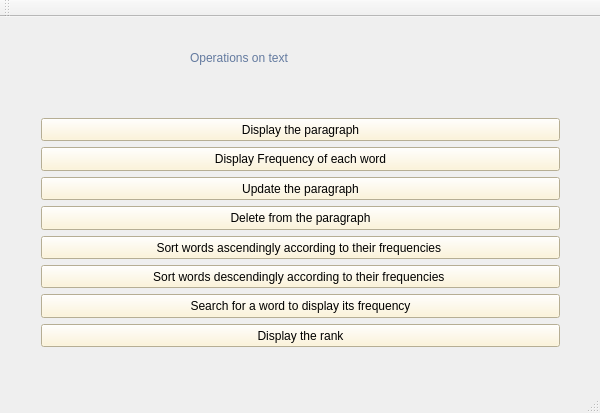
Before: the Qt Designer form OperationsPage.ui in Rrr3rrr2004/Word-Frequency-Count, drawn with Qt 5.
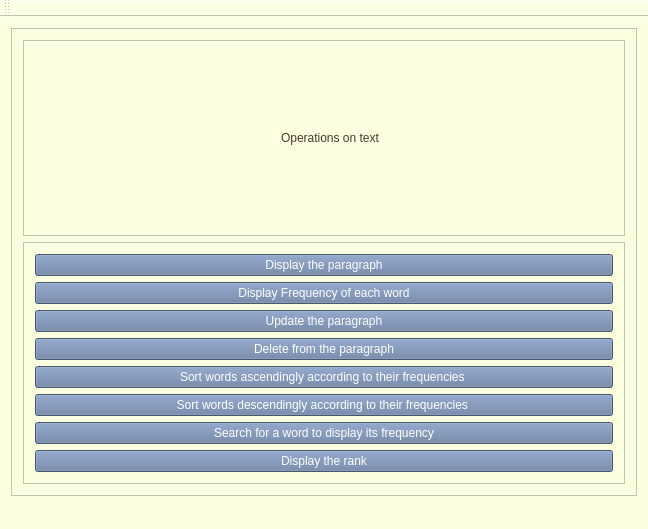
After: the same form once the commit is applied.

```diff
--- a/OperationsPage.ui
+++ b/OperationsPage.ui
@@ -6,25 +6,97 @@
    <rect>
     <x>0</x>
     <y>0</y>
-    <width>600</width>
-    <height>413</height>
+    <width>648</width>
+    <height>529</height>
    </rect>
   </property>
   <property name="windowTitle">
    <string>OperationsPage</string>
   </property>
+  <property name="styleSheet">
+   <string notr="true">background-color: rgb(252, 255, 224);</string>
+  </property>
   <widget class="QWidget" name="centralWidget">
-   <widget class="QWidget" name="verticalLayoutWidget">
-    <property name="geometry">
-     <rect>
-      <x>30</x>
-      <y>90</y>
-      <width>541</width>
-      <height>251</height>
-     </rect>
-    </property>
-    <layout class="QVBoxLayout" name="verticalLayout">
-     <item>
+   <layout class="QGridLayout" name="gridLayout_4">
+    <item row="0" column="0">
+     <widget class="QFrame" name="frame">
+      <property name="frameShape">
+       <enum>QFrame::Shape::StyledPanel</enum>
+      </property>
+      <property name="frameShadow">
+       <enum>QFrame::Shadow::Raised</enum>
+      </property>
+      <layout class="QGridLayout" name="gridLayout_3">
+       <item row="0" column="0">
+        <widget class="QFrame" name="frame_2">
+         <property name="frameShape">
+          <enum>QFrame::Shape::StyledPanel</enum>
+         </property>
+         <property name="frameShadow">
+          <enum>QFrame::Shadow::Raised</enum>
+         </property>
+         <layout class="QGridLayout" name="gridLayout">
+          <item row="0" column="2">
+           <widget class="QLabel" name="title">
+            <property name="cursor">
+             <cursorShape>ArrowCursor</cursorShape>
+            </property>
+            <property name="styleSheet">
+             <string notr="true">font: 30pt &quot;Stencil&quot;;
+color: rgb(73, 57, 44);
+</string>
+            </property>
+            <property name="text">
+             <string>Operations on text</string>
+            </property>
+           </widget>
+          </item>
+          <item row="0" column="1">
+           <widget class="QLabel" name="operation">
+            <property name="text">
+             <string/>
+            </property>
+           </widget>
+          </item>
+          <item row="0" column="0">
+           <spacer name="horizontalSpacer">
+            <property name="orientation">
+             <enum>Qt::Orientation::Horizontal</enum>
+            </property>
+            <property name="sizeHint" stdset="0">
+             <size>
+              <width>40</width>
+              <height>20</height>
+             </size>
+            </property>
+           </spacer>
+          </item>
+          <item row="0" column="3">
+           <spacer name="horizontalSpacer_2">
+            <property name="orientation">
+             <enum>Qt::Orientation::Horizontal</enum>
+            </property>
+            <property name="sizeHint" stdset="0">
+             <size>
+              <width>40</width>
+              <height>20</height>
+             </size>
+            </property>
+           </spacer>
+          </item>
+         </layout>
+        </widget>
+       </item>
+       <item row="1" column="0">
+        <widget class="QFrame" name="frame_3">
+         <property name="frameShape">
+          <enum>QFrame::Shape::StyledPanel</enum>
+         </property>
+         <property name="frameShadow">
+          <enum>QFrame::Shadow::Raised</enum>
+         </property>
+         <layout class="QGridLayout" name="gridLayout_2">
+          <item row="0" column="0">
       <widget class="QPushButton" name="displayPara">
        <property name="sizePolicy">
         <sizepolicy hsizetype="Minimum" vsizetype="Preferred">
@@ -33,15 +105,16 @@
         </sizepolicy>
        </property>
        <property name="styleSheet">
-        <string notr="true">background-color: rgb(255, 243, 207);
-font: 700 10pt &quot;Times New Roman&quot;;</string>
+             <string notr="true">font: 700 15pt &quot;Traditional Arabic&quot;;
+background-color: rgb(99, 122, 159);
+color: rgb(255, 255, 255);</string>
        </property>
        <property name="text">
         <string>Display the paragraph</string>
        </property>
       </widget>
      </item>
-     <item>
+          <item row="1" column="0">
       <widget class="QPushButton" name="displayFreq">
        <property name="sizePolicy">
         <sizepolicy hsizetype="Minimum" vsizetype="Preferred">
@@ -50,15 +123,16 @@
         </sizepolicy>
        </property>
        <property name="styleSheet">
-        <string notr="true">background-color: rgb(255, 243, 207);
-font: 700 10pt &quot;Times New Roman&quot;;</string>
+             <string notr="true">font: 700 15pt &quot;Traditional Arabic&quot;;
+background-color: rgb(99, 122, 159);
+color: rgb(255, 255, 255);</string>
        </property>
        <property name="text">
         <string>Display Frequency of each word</string>
        </property>
       </widget>
      </item>
-     <item>
+          <item row="2" column="0">
       <widget class="QPushButton" name="update">
        <property name="sizePolicy">
         <sizepolicy hsizetype="Minimum" vsizetype="Preferred">
@@ -67,15 +141,16 @@
         </sizepolicy>
        </property>
        <property name="styleSheet">
-        <string notr="true">background-color: rgb(255, 243, 207);
-font: 700 10pt &quot;Times New Roman&quot;;</string>
+             <string notr="true">font: 700 15pt &quot;Traditional Arabic&quot;;
+background-color: rgb(99, 122, 159);
+color: rgb(255, 255, 255);</string>
        </property>
        <property name="text">
         <string>Update the paragraph</string>
        </property>
       </widget>
      </item>
-     <item>
+          <item row="3" column="0">
       <widget class="QPushButton" name="delete_2">
        <property name="sizePolicy">
         <sizepolicy hsizetype="Minimum" vsizetype="Preferred">
@@ -84,15 +159,16 @@
         </sizepolicy>
        </property>
        <property name="styleSheet">
-        <string notr="true">background-color: rgb(255, 243, 207);
-font: 700 10pt &quot;Times New Roman&quot;;</string>
+             <string notr="true">font: 700 15pt &quot;Traditional Arabic&quot;;
+background-color: rgb(99, 122, 159);
+color: rgb(255, 255, 255);</string>
        </property>
        <property name="text">
         <string>Delete from the paragraph</string>
        </property>
       </widget>
      </item>
-     <item>
+          <item row="4" column="0">
       <widget class="QPushButton" name="sortAsc">
        <property name="sizePolicy">
         <sizepolicy hsizetype="Minimum" vsizetype="Preferred">
@@ -101,15 +177,16 @@
         </sizepolicy>
        </property>
        <property name="styleSheet">
-        <string notr="true">background-color: rgb(255, 243, 207);
-font: 700 10pt &quot;Times New Roman&quot;;</string>
+             <string notr="true">font: 700 15pt &quot;Traditional Arabic&quot;;
+background-color: rgb(99, 122, 159);
+color: rgb(255, 255, 255);</string>
        </property>
        <property name="text">
         <string>Sort words ascendingly according to their frequencies </string>
        </property>
       </widget>
      </item>
-     <item>
+          <item row="5" column="0">
       <widget class="QPushButton" name="sortDesc">
        <property name="sizePolicy">
         <sizepolicy hsizetype="Minimum" vsizetype="Preferred">
@@ -118,15 +195,16 @@
         </sizepolicy>
        </property>
        <property name="styleSheet">
-        <string notr="true">background-color: rgb(255, 243, 207);
-font: 700 10pt &quot;Times New Roman&quot;;</string>
+             <string notr="true">font: 700 15pt &quot;Traditional Arabic&quot;;
+background-color: rgb(99, 122, 159);
+color: rgb(255, 255, 255);</string>
        </property>
        <property name="text">
         <string>Sort words descendingly according to their frequencies </string>
        </property>
       </widget>
      </item>
-     <item>
+          <item row="6" column="0">
       <widget class="QPushButton" name="search">
        <property name="sizePolicy">
         <sizepolicy hsizetype="Minimum" vsizetype="Preferred">
@@ -135,15 +213,16 @@
         </sizepolicy>
        </property>
        <property name="styleSheet">
-        <string notr="true">background-color: rgb(255, 243, 207);
-font: 700 10pt &quot;Times New Roman&quot;;</string>
+             <string notr="true">font: 700 15pt &quot;Traditional Arabic&quot;;
+background-color: rgb(99, 122, 159);
+color: rgb(255, 255, 255);</string>
        </property>
        <property name="text">
         <string>Search for a word to display its frequency</string>
        </property>
       </widget>
      </item>
-     <item>
+          <item row="7" column="0">
       <widget class="QPushButton" name="diplayRank">
        <property name="sizePolicy">
         <sizepolicy hsizetype="Minimum" vsizetype="Preferred">
@@ -152,8 +231,9 @@
         </sizepolicy>
        </property>
        <property name="styleSheet">
-        <string notr="true">background-color: rgb(255, 243, 207);
-font: 700 10pt &quot;Times New Roman&quot;;</string>
+             <string notr="true">font: 700 15pt &quot;Traditional Arabic&quot;;
+background-color: rgb(99, 122, 159);
+color: rgb(255, 255, 255);</string>
        </property>
        <property name="text">
         <string>Display the rank</string>
@@ -162,36 +242,13 @@
      </item>
     </layout>
    </widget>
-   <widget class="QLabel" name="title">
-    <property name="geometry">
-     <rect>
-      <x>190</x>
-      <y>20</y>
-      <width>321</width>
-      <height>41</height>
-     </rect>
-    </property>
-    <property name="styleSheet">
-     <string notr="true">color: rgb(99, 122, 159);
-font: 20pt &quot;Stencil&quot;;</string>
-    </property>
-    <property name="text">
-     <string>Operations on text</string>
-    </property>
-   </widget>
-   <widget class="QLabel" name="operation">
-    <property name="geometry">
-     <rect>
-      <x>100</x>
-      <y>10</y>
-      <width>81</width>
-      <height>61</height>
-     </rect>
-    </property>
-    <property name="text">
-     <string/>
-    </property>
-   </widget>
+       </item>
+      </layout>
+     </widget>
+    </item>
+   </layout>
+   <zorder>frame</zorder>
+   <zorder>verticalLayoutWidget</zorder>
   </widget>
   <widget class="QToolBar" name="mainToolBar">
    <attribute name="toolBarArea">
```
Left out of the diff: 24 changed lines with no effect on the pictures. Lines whose indentation alone changed are shown as unchanged.
